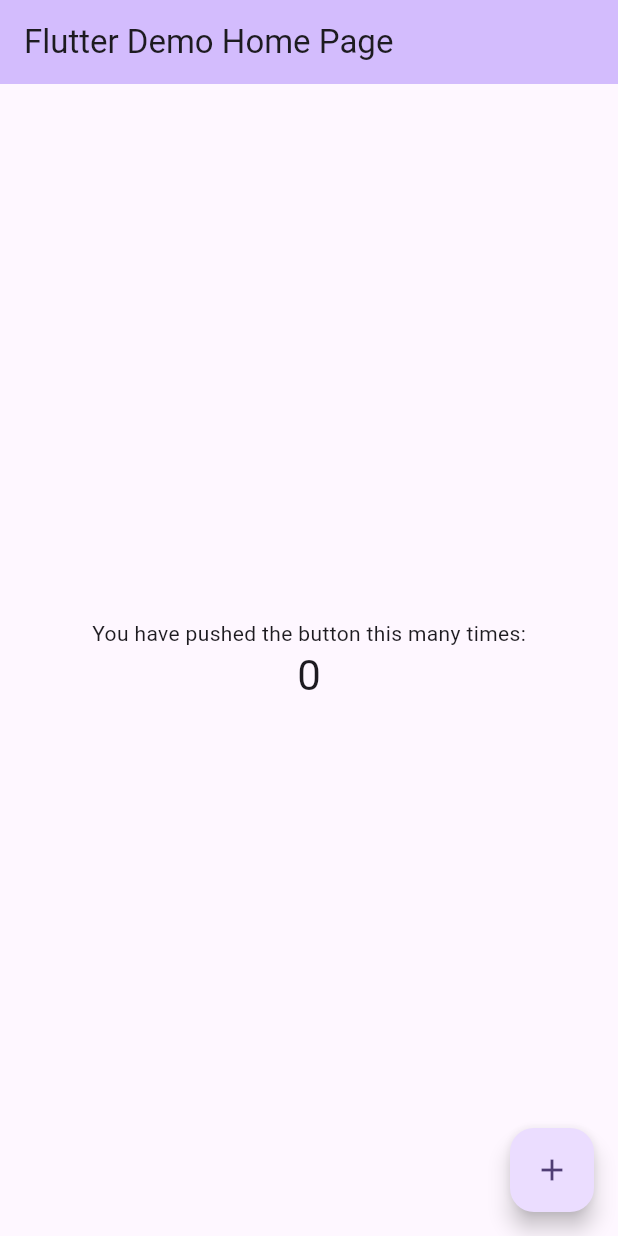
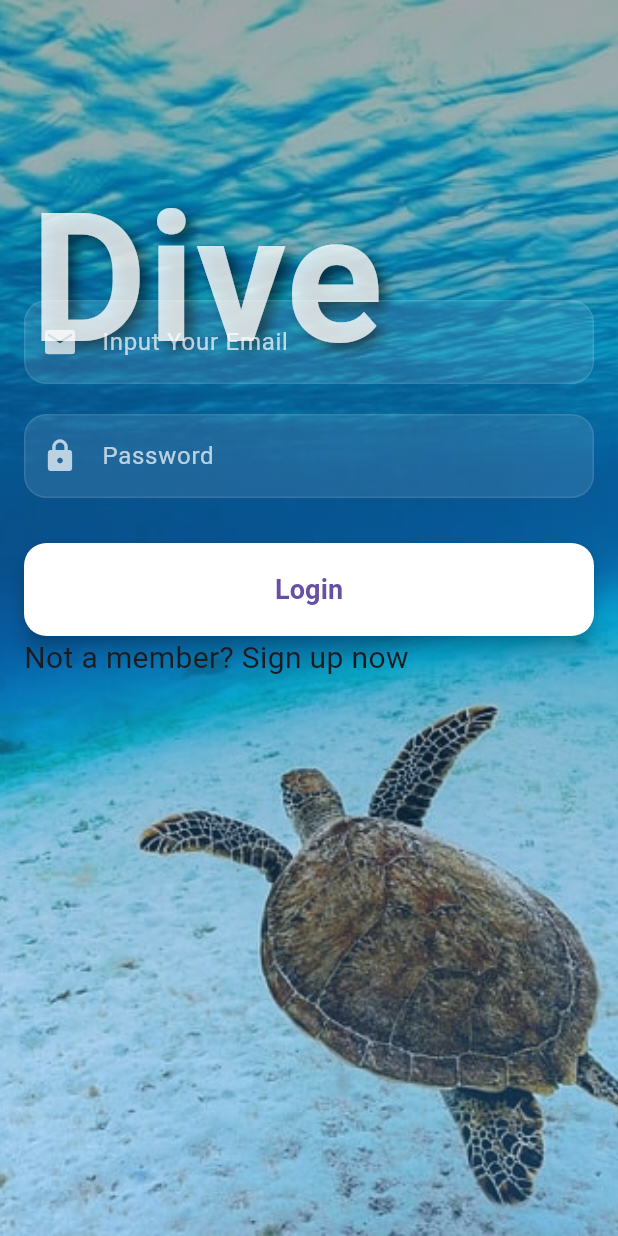
Before and after one commit to dkdlelrk/diver_app, a Flutter app: the screen it shows after launch, on a phone screen of 412 x 824 dp. Run offline on Flutter 3.47's test engine with Material 3 defaults, Android fonts, the light colour scheme and no system bars.

Commit message:
Version_3

```diff
--- a/lib/login_page.dart
+++ b/lib/login_page.dart
@@ -0,0 +1,148 @@
+import 'package:flutter/material.dart';
+
+class LoginScreen extends StatefulWidget {
+  const LoginScreen({super.key});
+
+  @override
+  State<LoginScreen> createState() => _LoginScreenState();
+}
+
+class _LoginScreenState extends State<LoginScreen> {
+  final _formKey = GlobalKey<FormState>();
+
+  @override
+  Widget build(BuildContext context) {
+    return Scaffold(
+      body: GestureDetector(
+        onTap: () {
+          FocusScope.of(context).unfocus();
+        },
+        child: Stack(
+          children: [
+            // Background Image with Gradient Overlay
+            Container(
+              width: MediaQuery.of(context).size.width,
+              height: MediaQuery.of(context).size.height,
+              child: Image.asset(
+                'assets/green-sea.jpg',
+                fit: BoxFit.cover,
+              ),
+            ),
+            // Gradient Overlay for a modern look
+            Container(
+              decoration: BoxDecoration(
+                gradient: LinearGradient(
+                  colors: [Colors.black.withOpacity(0.3), Colors.blue.withOpacity(0.3)],
+                  begin: Alignment.topCenter,
+                  end: Alignment.bottomCenter,
+                ),
+              ),
+            ),
+            // Positioned Text with Modern Style
+            Positioned(
+              top: 100,
+              left: 20,
+              child: Text(
+                'Dive',
+                style: TextStyle(
+                  fontSize: 120,
+                  fontWeight: FontWeight.bold,
+                  color: Colors.white.withOpacity(0.8),
+                  shadows: const [
+                    Shadow(
+                      blurRadius: 10.0,
+                      color: Colors.black54,
+                      offset: Offset(5, 5),
+                    ),
+                  ],
+                ),
+              ),
+            ),
+            SafeArea(
+              child: SingleChildScrollView(
+                child: Padding(
+                  padding: const EdgeInsets.symmetric(horizontal: 16.0),
+                  child: Form(
+                    key: _formKey,
+                    child: Column(
+                      crossAxisAlignment: CrossAxisAlignment.stretch,
+                      children: [
+                        const SizedBox(height: 200),
+                        // Email Input Field with Glassmorphism Effect
+                        _buildTextField(
+                          label: 'Input Your Email',
+                          icon: Icons.email,
+                        ),
+                        const SizedBox(height: 20),
+                        // Password Input Field with Glassmorphism Effect
+                        _buildTextField(
+                          label: 'Password',
+                          icon: Icons.lock,
+                          obscureText: true,
+                        ),
+                        const SizedBox(height: 30),
+                        // Modern Styled Button
+                        ElevatedButton(
+                          onPressed: () {
+                            if (_formKey.currentState!.validate()) {
+                              // Perform login action
+                            }
+                          },
+                          style: ElevatedButton.styleFrom(
+                            padding: const EdgeInsets.symmetric(vertical: 18),
+                            backgroundColor: Colors.white,
+                            shape: RoundedRectangleBorder(
+                              borderRadius: BorderRadius.circular(15),
+                            ),
+                            elevation: 5,
+                          ),
+                          child: const Text(
+                            'Login',
+                            style: TextStyle(fontSize: 18, fontWeight: FontWeight.bold),
+                          ),
+                        ),
+                        const Text(
+                          'Not a member? Sign up now',
+                          style: TextStyle(fontSize: 20),
+                        ),
+                      ],
+                    ),
+                  ),
+                ),
+              ),
+            ),
+          ],
+        ),
+      ),
+    );
+  }
+
+  // Custom Text Field Builder with Glassmorphism Effect
+  Widget _buildTextField({required String label, IconData? icon, bool obscureText = false}) {
+    return TextFormField(
+      obscureText: obscureText,
+      decoration: InputDecoration(
+        prefixIcon: Icon(icon, color: Colors.white70),
+        labelText: label,
+        labelStyle: TextStyle(color: Colors.white70),
+        filled: true,
+        fillColor: Colors.white.withOpacity(0.1),
+        enabledBorder: OutlineInputBorder(
+          borderSide: BorderSide(color: Colors.white.withOpacity(0.1)),
+          borderRadius: BorderRadius.circular(15),
+        ),
+        focusedBorder: OutlineInputBorder(
+          borderSide: BorderSide(color: Colors.white.withOpacity(0.2)),
+          borderRadius: BorderRadius.circular(15),
+        ),
+      ),
+      style: TextStyle(color: Colors.white),
+      validator: (value) {
+        if (value == null || value.isEmpty) {
+          return 'Please enter some text';
+        }
+        return null;
+      },
+    );
+  }
+}
--- a/lib/main.dart
+++ b/lib/main.dart
@@ -1,4 +1,6 @@
 import 'package:flutter/material.dart';
+
+import 'login_page.dart';
 
 void main() {
   runApp(const MyApp());
@@ -10,116 +12,9 @@
   // This widget is the root of your application.
   @override
   Widget build(BuildContext context) {
-    return MaterialApp(
+    return const MaterialApp(
       title: 'Flutter Demo',
-      theme: ThemeData(
-        // This is the theme of your application.
-        //
-        // TRY THIS: Try running your application with "flutter run". You'll see
-        // the application has a purple toolbar. Then, without quitting the app,
-        // try changing the seedColor in the colorScheme below to Colors.green
-        // and then invoke "hot reload" (save your changes or press the "hot
-        // reload" button in a Flutter-supported IDE, or press "r" if you used
-        // the command line to start the app).
-        //
-        // Notice that the counter didn't reset back to zero; the application
-        // state is not lost during the reload. To reset the state, use hot
-        // restart instead.
-        //
-        // This works for code too, not just values: Most code changes can be
-        // tested with just a hot reload.
-        colorScheme: ColorScheme.fromSeed(seedColor: Colors.deepPurple),
-        useMaterial3: true,
-      ),
-      home: const MyHomePage(title: 'Flutter Demo Home Page'),
+      home: LoginScreen(),
     );
   }
 }
-
-class MyHomePage extends StatefulWidget {
-  const MyHomePage({super.key, required this.title});
-
-  // This widget is the home page of your application. It is stateful, meaning
-  // that it has a State object (defined below) that contains fields that affect
-  // how it looks.
-
-  // This class is the configuration for the state. It holds the values (in this
-  // case the title) provided by the parent (in this case the App widget) and
-  // used by the build method of the State. Fields in a Widget subclass are
-  // always marked "final".
-
-  final String title;
-
-  @override
-  State<MyHomePage> createState() => _MyHomePageState();
-}
-
-class _MyHomePageState extends State<MyHomePage> {
-  int _counter = 0;
-
-  void _incrementCounter() {
-    setState(() {
-      // This call to setState tells the Flutter framework that something has
-      // changed in this State, which causes it to rerun the build method below
-      // so that the display can reflect the updated values. If we changed
-      // _counter without calling setState(), then the build method would not be
-      // called again, and so nothing would appear to happen.
-      _counter++;
-    });
-  }
-
-  @override
-  Widget build(BuildContext context) {
-    // This method is rerun every time setState is called, for instance as done
-    // by the _incrementCounter method above.
-    //
-    // The Flutter framework has been optimized to make rerunning build methods
-    // fast, so that you can just rebuild anything that needs updating rather
-    // than having to individually change instances of widgets.
-    return Scaffold(
-      appBar: AppBar(
-        // TRY THIS: Try changing the color here to a specific color (to
-        // Colors.amber, perhaps?) and trigger a hot reload to see the AppBar
-        // change color while the other colors stay the same.
-        backgroundColor: Theme.of(context).colorScheme.inversePrimary,
-        // Here we take the value from the MyHomePage object that was created by
-        // the App.build method, and use it to set our appbar title.
-        title: Text(widget.title),
-      ),
-      body: Center(
-        // Center is a layout widget. It takes a single child and positions it
-        // in the middle of the parent.
-        child: Column(
-          // Column is also a layout widget. It takes a list of children and
-          // arranges them vertically. By default, it sizes itself to fit its
-          // children horizontally, and tries to be as tall as its parent.
-          //
-          // Column has various properties to control how it sizes itself and
-          // how it positions its children. Here we use mainAxisAlignment to
-          // center the children vertically; the main axis here is the vertical
-          // axis because Columns are vertical (the cross axis would be
-          // horizontal).
-          //
-          // TRY THIS: Invoke "debug painting" (choose the "Toggle Debug Paint"
-          // action in the IDE, or press "p" in the console), to see the
-          // wireframe for each widget.
-          mainAxisAlignment: MainAxisAlignment.center,
-          children: <Widget>[
-            const Text(
-              'You have pushed the button this many times:',
-            ),
-            Text(
-              '$_counter',
-              style: Theme.of(context).textTheme.headlineMedium,
-            ),
-          ],
-        ),
-      ),
-      floatingActionButton: FloatingActionButton(
-        onPressed: _incrementCounter,
-        tooltip: 'Increment',
-        child: const Icon(Icons.add),
-      ), // This trailing comma makes auto-formatting nicer for build methods.
-    );
-  }
-}
--- a/pubspec.yaml
+++ b/pubspec.yaml
@@ -31,7 +31,8 @@ dependencies:
   flutter:
     sdk: flutter
 
-
+  flutter_svg: ^1.0.6
+  modal_progress_hud_nsn: ^0.5.1
   # The following adds the Cupertino Icons font to your application.
   # Use with the CupertinoIcons class for iOS style icons.
   cupertino_icons: ^1.0.6
@@ -52,7 +53,8 @@ dev_dependencies:
 
 # The following section is specific to Flutter packages.
 flutter:
-
+  assets:
+    - assets/green-sea.jpg
   # The following line ensures that the Material Icons font is
   # included with your application, so that you can use the icons in
   # the material Icons class.
```
Also changed, not shown: pubspec.lock.
